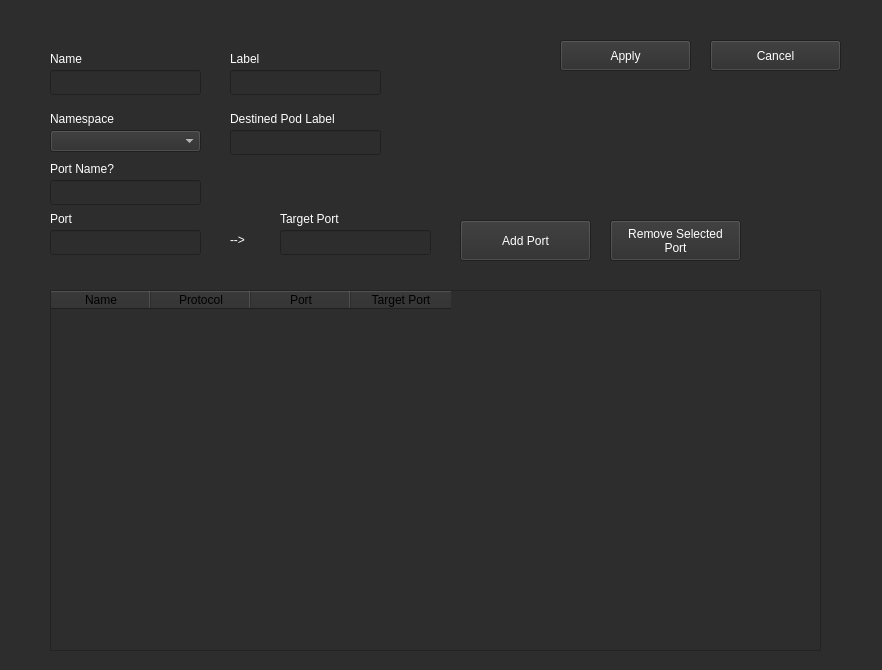
This is UI/ServiceConfig.ui in monico18/LTI2-Kubernetes-Controller as Qt 5 draws it before an edit. The edited form follows.
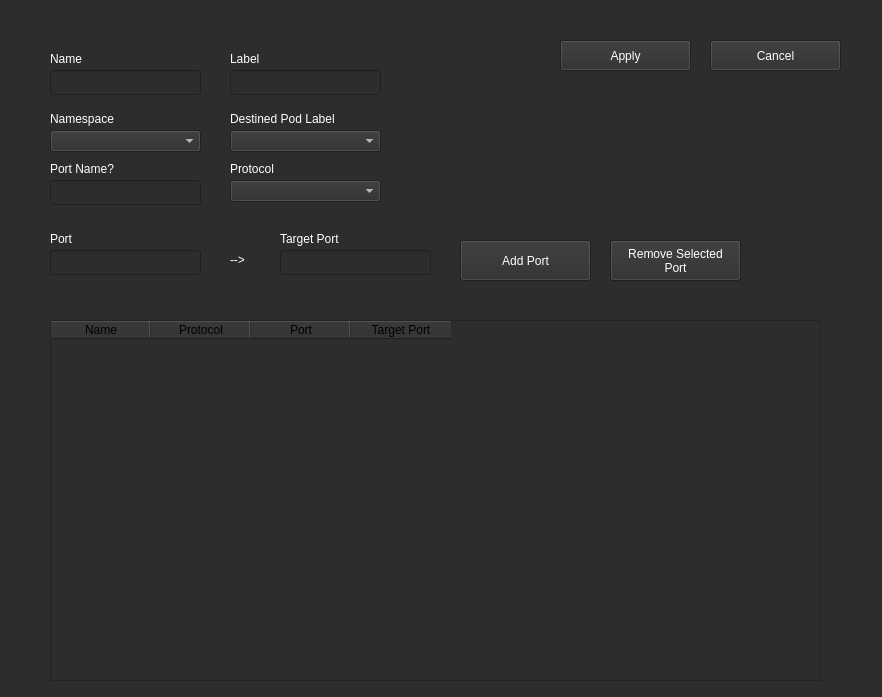
This is the edited form.

```diff
--- a/UI/ServiceConfig.ui
+++ b/UI/ServiceConfig.ui
@@ -7,7 +7,7 @@
     <x>0</x>
     <y>0</y>
     <width>882</width>
-    <height>670</height>
+    <height>697</height>
    </rect>
   </property>
   <property name="windowTitle">
@@ -1401,7 +1401,7 @@
    <property name="geometry">
     <rect>
      <x>50</x>
-     <y>290</y>
+     <y>320</y>
      <width>771</width>
      <height>361</height>
     </rect>
@@ -1988,7 +1988,7 @@
    <property name="geometry">
     <rect>
      <x>50</x>
-     <y>210</y>
+     <y>230</y>
      <width>81</width>
      <height>17</height>
     </rect>
@@ -2176,7 +2176,7 @@
    <property name="geometry">
     <rect>
      <x>50</x>
-     <y>230</y>
+     <y>250</y>
      <width>151</width>
      <height>25</height>
     </rect>
@@ -2367,7 +2367,7 @@
    <property name="geometry">
     <rect>
      <x>280</x>
-     <y>230</y>
+     <y>250</y>
      <width>151</width>
      <height>25</height>
     </rect>
@@ -2555,7 +2555,7 @@
    <property name="geometry">
     <rect>
      <x>280</x>
-     <y>210</y>
+     <y>230</y>
      <width>81</width>
      <height>17</height>
     </rect>
@@ -2740,7 +2740,7 @@
    <property name="geometry">
     <rect>
      <x>230</x>
-     <y>230</y>
+     <y>250</y>
      <width>31</width>
      <height>20</height>
     </rect>
@@ -3106,202 +3106,11 @@
     <string>Destined Pod Label</string>
    </property>
   </widget>
-  <widget class="QLineEdit" name="line_pod_label">
-   <property name="enabled">
-    <bool>true</bool>
-   </property>
-   <property name="geometry">
-    <rect>
-     <x>230</x>
-     <y>130</y>
-     <width>151</width>
-     <height>25</height>
-    </rect>
-   </property>
-   <property name="palette">
-    <palette>
-     <active>
-      <colorrole role="WindowText">
-       <brush brushstyle="SolidPattern">
-        <color alpha="255">
-         <red>255</red>
-         <green>255</green>
-         <blue>255</blue>
-        </color>
-       </brush>
-      </colorrole>
-      <colorrole role="Button">
-       <brush brushstyle="SolidPattern">
-        <color alpha="255">
-         <red>45</red>
-         <green>45</green>
-         <blue>45</blue>
-        </color>
-       </brush>
-      </colorrole>
-      <colorrole role="Text">
-       <brush brushstyle="SolidPattern">
-        <color alpha="255">
-         <red>255</red>
-         <green>255</green>
-         <blue>255</blue>
-        </color>
-       </brush>
-      </colorrole>
-      <colorrole role="ButtonText">
-       <brush brushstyle="SolidPattern">
-        <color alpha="255">
-         <red>255</red>
-         <green>255</green>
-         <blue>255</blue>
-        </color>
-       </brush>
-      </colorrole>
-      <colorrole role="Base">
-       <brush brushstyle="SolidPattern">
-        <color alpha="255">
-         <red>45</red>
-         <green>45</green>
-         <blue>45</blue>
-        </color>
-       </brush>
-      </colorrole>
-      <colorrole role="Window">
-       <brush brushstyle="SolidPattern">
-        <color alpha="255">
-         <red>45</red>
-         <green>45</green>
-         <blue>45</blue>
-        </color>
-       </brush>
-      </colorrole>
-     </active>
-     <inactive>
-      <colorrole role="WindowText">
-       <brush brushstyle="SolidPattern">
-        <color alpha="255">
-         <red>255</red>
-         <green>255</green>
-         <blue>255</blue>
-        </color>
-       </brush>
-      </colorrole>
-      <colorrole role="Button">
-       <brush brushstyle="SolidPattern">
-        <color alpha="255">
-         <red>45</red>
-         <green>45</green>
-         <blue>45</blue>
-        </color>
-       </brush>
-      </colorrole>
-      <colorrole role="Text">
-       <brush brushstyle="SolidPattern">
-        <color alpha="255">
-         <red>255</red>
-         <green>255</green>
-         <blue>255</blue>
-        </color>
-       </brush>
-      </colorrole>
-      <colorrole role="ButtonText">
-       <brush brushstyle="SolidPattern">
-        <color alpha="255">
-         <red>255</red>
-         <green>255</green>
-         <blue>255</blue>
-        </color>
-       </brush>
-      </colorrole>
-      <colorrole role="Base">
-       <brush brushstyle="SolidPattern">
-        <color alpha="255">
-         <red>45</red>
-         <green>45</green>
-         <blue>45</blue>
-        </color>
-       </brush>
-      </colorrole>
-      <colorrole role="Window">
-       <brush brushstyle="SolidPattern">
-        <color alpha="255">
-         <red>45</red>
-         <green>45</green>
-         <blue>45</blue>
-        </color>
-       </brush>
-      </colorrole>
-     </inactive>
-     <disabled>
-      <colorrole role="WindowText">
-       <brush brushstyle="SolidPattern">
-        <color alpha="255">
-         <red>120</red>
-         <green>120</green>
-         <blue>120</blue>
-        </color>
-       </brush>
-      </colorrole>
-      <colorrole role="Button">
-       <brush brushstyle="SolidPattern">
-        <color alpha="255">
-         <red>45</red>
-         <green>45</green>
-         <blue>45</blue>
-        </color>
-       </brush>
-      </colorrole>
-      <colorrole role="Text">
-       <brush brushstyle="SolidPattern">
-        <color alpha="255">
-         <red>120</red>
-         <green>120</green>
-         <blue>120</blue>
-        </color>
-       </brush>
-      </colorrole>
-      <colorrole role="ButtonText">
-       <brush brushstyle="SolidPattern">
-        <color alpha="255">
-         <red>120</red>
-         <green>120</green>
-         <blue>120</blue>
-        </color>
-       </brush>
-      </colorrole>
-      <colorrole role="Base">
-       <brush brushstyle="SolidPattern">
-        <color alpha="255">
-         <red>45</red>
-         <green>45</green>
-         <blue>45</blue>
-        </color>
-       </brush>
-      </colorrole>
-      <colorrole role="Window">
-       <brush brushstyle="SolidPattern">
-        <color alpha="255">
-         <red>45</red>
-         <green>45</green>
-         <blue>45</blue>
-        </color>
-       </brush>
-      </colorrole>
-     </disabled>
-    </palette>
-   </property>
-   <property name="mouseTracking">
-    <bool>false</bool>
-   </property>
-   <property name="focusPolicy">
-    <enum>Qt::ClickFocus</enum>
-   </property>
-  </widget>
   <widget class="QPushButton" name="btn_add_port">
    <property name="geometry">
     <rect>
      <x>460</x>
-     <y>220</y>
+     <y>240</y>
      <width>131</width>
      <height>41</height>
     </rect>
@@ -3432,7 +3241,7 @@
    <property name="geometry">
     <rect>
      <x>610</x>
-     <y>220</y>
+     <y>240</y>
      <width>131</width>
      <height>41</height>
     </rect>
@@ -3560,6 +3369,555 @@
 Port</string>
    </property>
   </widget>
+  <widget class="QComboBox" name="pod_labels">
+   <property name="geometry">
+    <rect>
+     <x>230</x>
+     <y>130</y>
+     <width>151</width>
+     <height>22</height>
+    </rect>
+   </property>
+   <property name="palette">
+    <palette>
+     <active>
+      <colorrole role="WindowText">
+       <brush brushstyle="SolidPattern">
+        <color alpha="255">
+         <red>255</red>
+         <green>255</green>
+         <blue>255</blue>
+        </color>
+       </brush>
+      </colorrole>
+      <colorrole role="Button">
+       <brush brushstyle="SolidPattern">
+        <color alpha="255">
+         <red>45</red>
+         <green>45</green>
+         <blue>45</blue>
+        </color>
+       </brush>
+      </colorrole>
+      <colorrole role="Text">
+       <brush brushstyle="SolidPattern">
+        <color alpha="255">
+         <red>255</red>
+         <green>255</green>
+         <blue>255</blue>
+        </color>
+       </brush>
+      </colorrole>
+      <colorrole role="ButtonText">
+       <brush brushstyle="SolidPattern">
+        <color alpha="255">
+         <red>255</red>
+         <green>255</green>
+         <blue>255</blue>
+        </color>
+       </brush>
+      </colorrole>
+      <colorrole role="Base">
+       <brush brushstyle="SolidPattern">
+        <color alpha="255">
+         <red>45</red>
+         <green>45</green>
+         <blue>45</blue>
+        </color>
+       </brush>
+      </colorrole>
+      <colorrole role="Window">
+       <brush brushstyle="SolidPattern">
+        <color alpha="255">
+         <red>45</red>
+         <green>45</green>
+         <blue>45</blue>
+        </color>
+       </brush>
+      </colorrole>
+     </active>
+     <inactive>
+      <colorrole role="WindowText">
+       <brush brushstyle="SolidPattern">
+        <color alpha="255">
+         <red>255</red>
+         <green>255</green>
+         <blue>255</blue>
+        </color>
+       </brush>
+      </colorrole>
+      <colorrole role="Button">
+       <brush brushstyle="SolidPattern">
+        <color alpha="255">
+         <red>45</red>
+         <green>45</green>
+         <blue>45</blue>
+        </color>
+       </brush>
+      </colorrole>
+      <colorrole role="Text">
+       <brush brushstyle="SolidPattern">
+        <color alpha="255">
+         <red>255</red>
+         <green>255</green>
+         <blue>255</blue>
+        </color>
+       </brush>
+      </colorrole>
+      <colorrole role="ButtonText">
+       <brush brushstyle="SolidPattern">
+        <color alpha="255">
+         <red>255</red>
+         <green>255</green>
+         <blue>255</blue>
+        </color>
+       </brush>
+      </colorrole>
+      <colorrole role="Base">
+       <brush brushstyle="SolidPattern">
+        <color alpha="255">
+         <red>45</red>
+         <green>45</green>
+         <blue>45</blue>
+        </color>
+       </brush>
+      </colorrole>
+      <colorrole role="Window">
+       <brush brushstyle="SolidPattern">
+        <color alpha="255">
+         <red>45</red>
+         <green>45</green>
+         <blue>45</blue>
+        </color>
+       </brush>
+      </colorrole>
+     </inactive>
+     <disabled>
+      <colorrole role="WindowText">
+       <brush brushstyle="SolidPattern">
+        <color alpha="255">
+         <red>120</red>
+         <green>120</green>
+         <blue>120</blue>
+        </color>
+       </brush>
+      </colorrole>
+      <colorrole role="Button">
+       <brush brushstyle="SolidPattern">
+        <color alpha="255">
+         <red>45</red>
+         <green>45</green>
+         <blue>45</blue>
+        </color>
+       </brush>
+      </colorrole>
+      <colorrole role="Text">
+       <brush brushstyle="SolidPattern">
+        <color alpha="255">
+         <red>120</red>
+         <green>120</green>
+         <blue>120</blue>
+        </color>
+       </brush>
+      </colorrole>
+      <colorrole role="ButtonText">
+       <brush brushstyle="SolidPattern">
+        <color alpha="255">
+         <red>120</red>
+         <green>120</green>
+         <blue>120</blue>
+        </color>
+       </brush>
+      </colorrole>
+      <colorrole role="Base">
+       <brush brushstyle="SolidPattern">
+        <color alpha="255">
+         <red>45</red>
+         <green>45</green>
+         <blue>45</blue>
+        </color>
+       </brush>
+      </colorrole>
+      <colorrole role="Window">
+       <brush brushstyle="SolidPattern">
+        <color alpha="255">
+         <red>45</red>
+         <green>45</green>
+         <blue>45</blue>
+        </color>
+       </brush>
+      </colorrole>
+     </disabled>
+    </palette>
+   </property>
+  </widget>
+  <widget class="QComboBox" name="protocol">
+   <property name="geometry">
+    <rect>
+     <x>230</x>
+     <y>180</y>
+     <width>151</width>
+     <height>22</height>
+    </rect>
+   </property>
+   <property name="palette">
+    <palette>
+     <active>
+      <colorrole role="WindowText">
+       <brush brushstyle="SolidPattern">
+        <color alpha="255">
+         <red>255</red>
+         <green>255</green>
+         <blue>255</blue>
+        </color>
+       </brush>
+      </colorrole>
+      <colorrole role="Button">
+       <brush brushstyle="SolidPattern">
+        <color alpha="255">
+         <red>45</red>
+         <green>45</green>
+         <blue>45</blue>
+        </color>
+       </brush>
+      </colorrole>
+      <colorrole role="Text">
+       <brush brushstyle="SolidPattern">
+        <color alpha="255">
+         <red>255</red>
+         <green>255</green>
+         <blue>255</blue>
+        </color>
+       </brush>
+      </colorrole>
+      <colorrole role="ButtonText">
+       <brush brushstyle="SolidPattern">
+        <color alpha="255">
+         <red>255</red>
+         <green>255</green>
+         <blue>255</blue>
+        </color>
+       </brush>
+      </colorrole>
+      <colorrole role="Base">
+       <brush brushstyle="SolidPattern">
+        <color alpha="255">
+         <red>45</red>
+         <green>45</green>
+         <blue>45</blue>
+        </color>
+       </brush>
+      </colorrole>
+      <colorrole role="Window">
+       <brush brushstyle="SolidPattern">
+        <color alpha="255">
+         <red>45</red>
+         <green>45</green>
+         <blue>45</blue>
+        </color>
+       </brush>
+      </colorrole>
+     </active>
+     <inactive>
+      <colorrole role="WindowText">
+       <brush brushstyle="SolidPattern">
+        <color alpha="255">
+         <red>255</red>
+         <green>255</green>
+         <blue>255</blue>
+        </color>
+       </brush>
+      </colorrole>
+      <colorrole role="Button">
+       <brush brushstyle="SolidPattern">
+        <color alpha="255">
+         <red>45</red>
+         <green>45</green>
+         <blue>45</blue>
+        </color>
+       </brush>
+      </colorrole>
+      <colorrole role="Text">
+       <brush brushstyle="SolidPattern">
+        <color alpha="255">
+         <red>255</red>
+         <green>255</green>
+         <blue>255</blue>
+        </color>
+       </brush>
+      </colorrole>
+      <colorrole role="ButtonText">
+       <brush brushstyle="SolidPattern">
+        <color alpha="255">
+         <red>255</red>
+         <green>255</green>
+         <blue>255</blue>
+        </color>
+       </brush>
+      </colorrole>
+      <colorrole role="Base">
+       <brush brushstyle="SolidPattern">
+        <color alpha="255">
+         <red>45</red>
+         <green>45</green>
+         <blue>45</blue>
+        </color>
+       </brush>
+      </colorrole>
+      <colorrole role="Window">
+       <brush brushstyle="SolidPattern">
+        <color alpha="255">
+         <red>45</red>
+         <green>45</green>
+         <blue>45</blue>
+        </color>
+       </brush>
+      </colorrole>
+     </inactive>
+     <disabled>
+      <colorrole role="WindowText">
+       <brush brushstyle="SolidPattern">
+        <color alpha="255">
+         <red>120</red>
+         <green>120</green>
+         <blue>120</blue>
+        </color>
+       </brush>
+      </colorrole>
+      <colorrole role="Button">
+       <brush brushstyle="SolidPattern">
+        <color alpha="255">
+         <red>45</red>
+         <green>45</green>
+         <blue>45</blue>
+        </color>
+       </brush>
+      </colorrole>
+      <colorrole role="Text">
+       <brush brushstyle="SolidPattern">
+        <color alpha="255">
+         <red>120</red>
+         <green>120</green>
+         <blue>120</blue>
+        </color>
+       </brush>
+      </colorrole>
+      <colorrole role="ButtonText">
+       <brush brushstyle="SolidPattern">
+        <color alpha="255">
+         <red>120</red>
+         <green>120</green>
+         <blue>120</blue>
+        </color>
+       </brush>
+      </colorrole>
+      <colorrole role="Base">
+       <brush brushstyle="SolidPattern">
+        <color alpha="255">
+         <red>45</red>
+         <green>45</green>
+         <blue>45</blue>
+        </color>
+       </brush>
+      </colorrole>
+      <colorrole role="Window">
+       <brush brushstyle="SolidPattern">
+        <color alpha="255">
+         <red>45</red>
+         <green>45</green>
+         <blue>45</blue>
+        </color>
+       </brush>
+      </colorrole>
+     </disabled>
+    </palette>
+   </property>
+  </widget>
+  <widget class="QLabel" name="label_9">
+   <property name="geometry">
+    <rect>
+     <x>230</x>
+     <y>160</y>
+     <width>121</width>
+     <height>17</height>
+    </rect>
+   </property>
+   <property name="palette">
+    <palette>
+     <active>
+      <colorrole role="WindowText">
+       <brush brushstyle="SolidPattern">
+        <color alpha="255">
+         <red>255</red>
+         <green>255</green>
+         <blue>255</blue>
+        </color>
+       </brush>
+      </colorrole>
+      <colorrole role="Button">
+       <brush brushstyle="SolidPattern">
+        <color alpha="255">
+         <red>45</red>
+         <green>45</green>
+         <blue>45</blue>
+        </color>
+       </brush>
+      </colorrole>
+      <colorrole role="Text">
+       <brush brushstyle="SolidPattern">
+        <color alpha="255">
+         <red>255</red>
+         <green>255</green>
+         <blue>255</blue>
+        </color>
+       </brush>
+      </colorrole>
+      <colorrole role="ButtonText">
+       <brush brushstyle="SolidPattern">
+        <color alpha="255">
+         <red>255</red>
+         <green>255</green>
+         <blue>255</blue>
+        </color>
+       </brush>
+      </colorrole>
+      <colorrole role="Base">
+       <brush brushstyle="SolidPattern">
+        <color alpha="255">
+         <red>45</red>
+         <green>45</green>
+         <blue>45</blue>
+        </color>
+       </brush>
+      </colorrole>
+      <colorrole role="Window">
+       <brush brushstyle="SolidPattern">
+        <color alpha="255">
+         <red>45</red>
+         <green>45</green>
+         <blue>45</blue>
+        </color>
+       </brush>
+      </colorrole>
+     </active>
+     <inactive>
+      <colorrole role="WindowText">
+       <brush brushstyle="SolidPattern">
+        <color alpha="255">
+         <red>255</red>
+         <green>255</green>
+         <blue>255</blue>
+        </color>
+       </brush>
+      </colorrole>
+      <colorrole role="Button">
+       <brush brushstyle="SolidPattern">
+        <color alpha="255">
+         <red>45</red>
+         <green>45</green>
+         <blue>45</blue>
+        </color>
+       </brush>
+      </colorrole>
+      <colorrole role="Text">
+       <brush brushstyle="SolidPattern">
+        <color alpha="255">
+         <red>255</red>
+         <green>255</green>
+         <blue>255</blue>
+        </color>
+       </brush>
+      </colorrole>
+      <colorrole role="ButtonText">
+       <brush brushstyle="SolidPattern">
+        <color alpha="255">
+         <red>255</red>
+         <green>255</green>
+         <blue>255</blue>
+        </color>
+       </brush>
+      </colorrole>
+      <colorrole role="Base">
+       <brush brushstyle="SolidPattern">
+        <color alpha="255">
+         <red>45</red>
+         <green>45</green>
+         <blue>45</blue>
+        </color>
+       </brush>
+      </colorrole>
+      <colorrole role="Window">
+       <brush brushstyle="SolidPattern">
+        <color alpha="255">
+         <red>45</red>
+         <green>45</green>
+         <blue>45</blue>
+        </color>
+       </brush>
+      </colorrole>
+     </inactive>
+     <disabled>
+      <colorrole role="WindowText">
+       <brush brushstyle="SolidPattern">
+        <color alpha="255">
+         <red>120</red>
+         <green>120</green>
+         <blue>120</blue>
+        </color>
+       </brush>
+      </colorrole>
+      <colorrole role="Button">
+       <brush brushstyle="SolidPattern">
+        <color alpha="255">
+         <red>45</red>
+         <green>45</green>
+         <blue>45</blue>
+        </color>
+       </brush>
+      </colorrole>
+      <colorrole role="Text">
+       <brush brushstyle="SolidPattern">
+        <color alpha="255">
+         <red>120</red>
+         <green>120</green>
+         <blue>120</blue>
+        </color>
+       </brush>
+      </colorrole>
+      <colorrole role="ButtonText">
+       <brush brushstyle="SolidPattern">
+        <color alpha="255">
+         <red>120</red>
+         <green>120</green>
+         <blue>120</blue>
+        </color>
+       </brush>
+      </colorrole>
+      <colorrole role="Base">
+       <brush brushstyle="SolidPattern">
+        <color alpha="255">
+         <red>45</red>
+         <green>45</green>
+         <blue>45</blue>
+        </color>
+       </brush>
+      </colorrole>
+      <colorrole role="Window">
+       <brush brushstyle="SolidPattern">
+        <color alpha="255">
+         <red>45</red>
+         <green>45</green>
+         <blue>45</blue>
+        </color>
+       </brush>
+      </colorrole>
+     </disabled>
+    </palette>
+   </property>
+   <property name="text">
+    <string>Protocol</string>
+   </property>
+  </widget>
  </widget>
  <resources/>
  <connections/>
```
Left out of the diff: 4 changed lines with no effect on the pictures.
